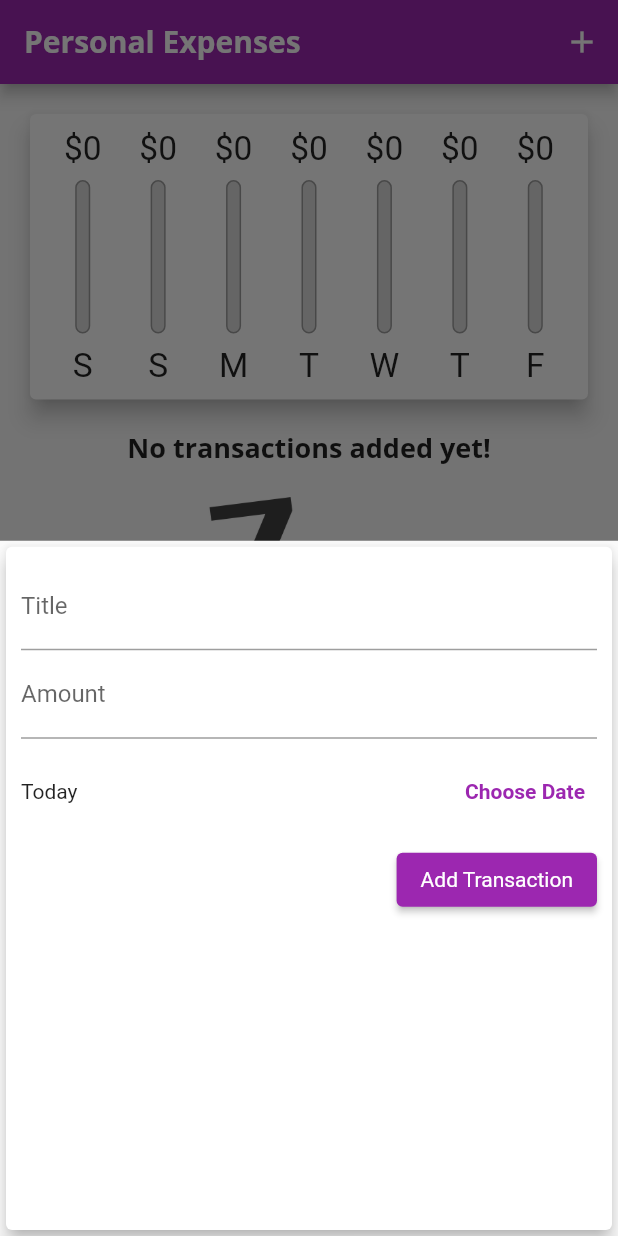
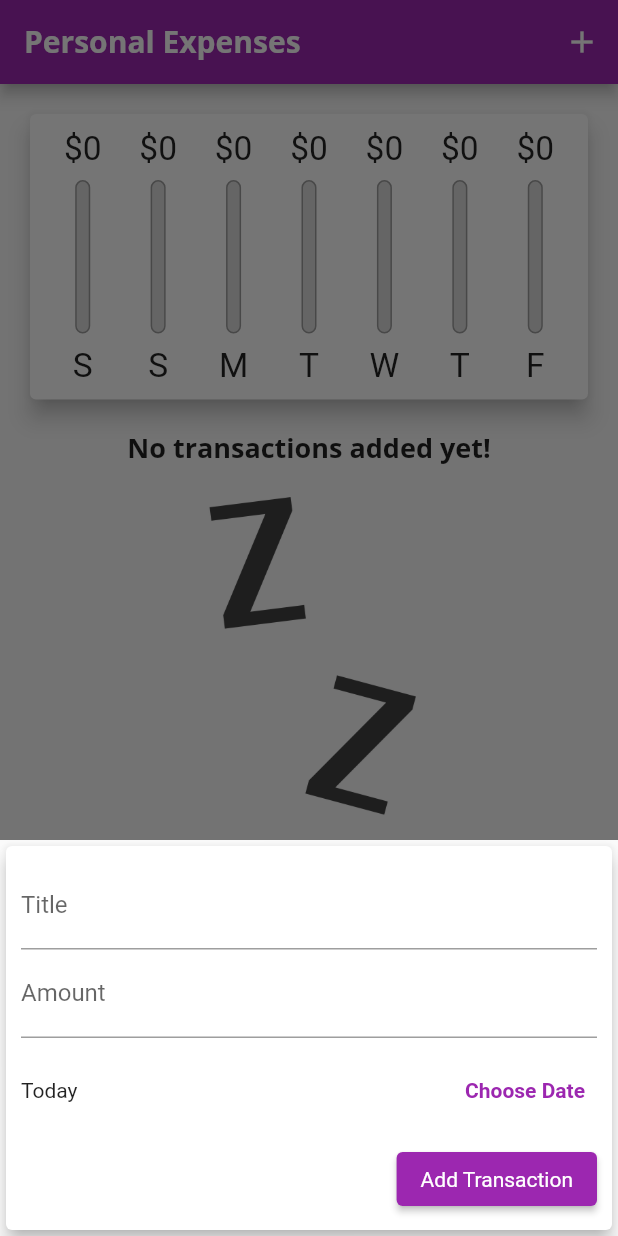
Before and after one commit to ninetails/probable-adventure, a Flutter app: the screen it shows after launch, after a tap on the "add" icon, on a phone screen of 412 x 824 dp. Run offline on Flutter 3.47's test engine with Material 2 defaults, Android fonts, the light colour scheme and no system bars.

Commit message:
feat: 🎸 lecture 126

```diff
--- a/guide/expense_planner/lib/widgets/new_transaction.dart
+++ b/guide/expense_planner/lib/widgets/new_transaction.dart
@@ -55,10 +55,16 @@ class _NewTransactionState extends State<NewTransaction> {
 
   @override
   Widget build(BuildContext context) {
-    return Card(
+    return SingleChildScrollView(
+      child: Card(
         elevation: 5,
         child: Container(
-        padding: EdgeInsets.all(10),
+          padding: EdgeInsets.only(
+            top: 10,
+            left: 10,
+            right: 10,
+            bottom: MediaQuery.of(context).viewInsets.bottom + 10,
+          ),
           child: Column(
             crossAxisAlignment: CrossAxisAlignment.end,
             children: [
@@ -110,8 +116,8 @@ class _NewTransactionState extends State<NewTransaction> {
                   backgroundColor:
                       MaterialStateProperty.all(Theme.of(context).primaryColor),
                   textStyle: MaterialStateProperty.all(TextStyle(
-                  color:
-                      Theme.of(context).textTheme.button?.color ?? Colors.white,
+                    color: Theme.of(context).textTheme.button?.color ??
+                        Colors.white,
                   )),
                 ),
                 child: Text('Add Transaction'),
@@ -120,6 +126,7 @@ class _NewTransactionState extends State<NewTransaction> {
             ],
           ),
         ),
+      ),
     );
   }
 }
```
Lines whose indentation alone changed are shown as unchanged.
